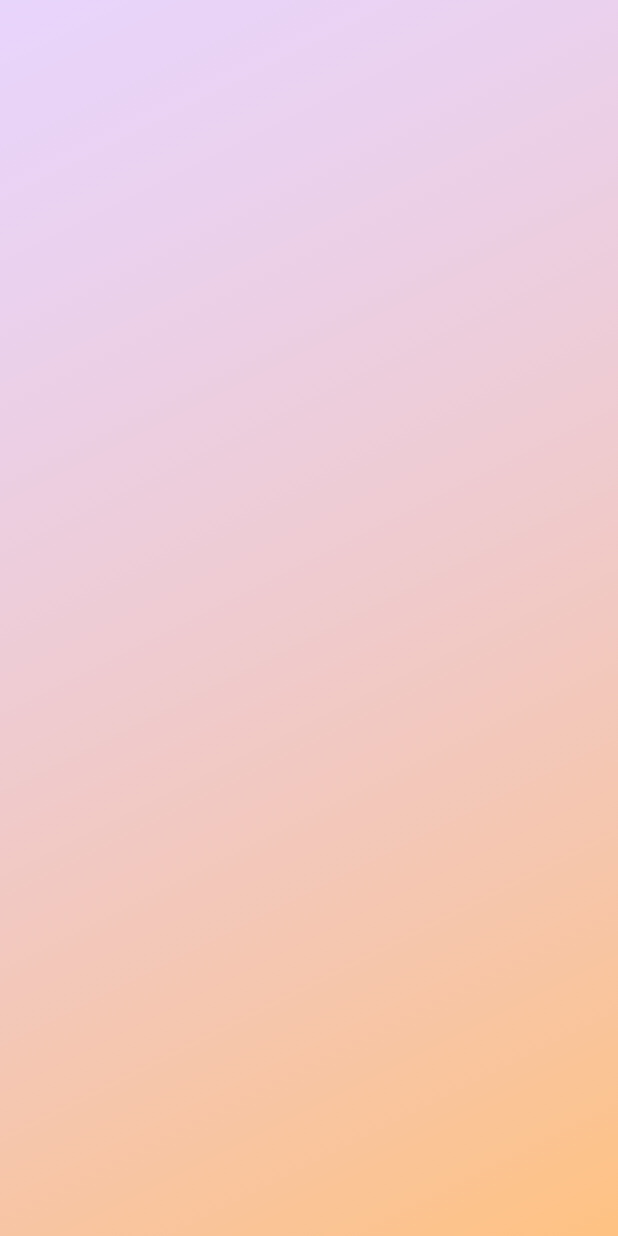
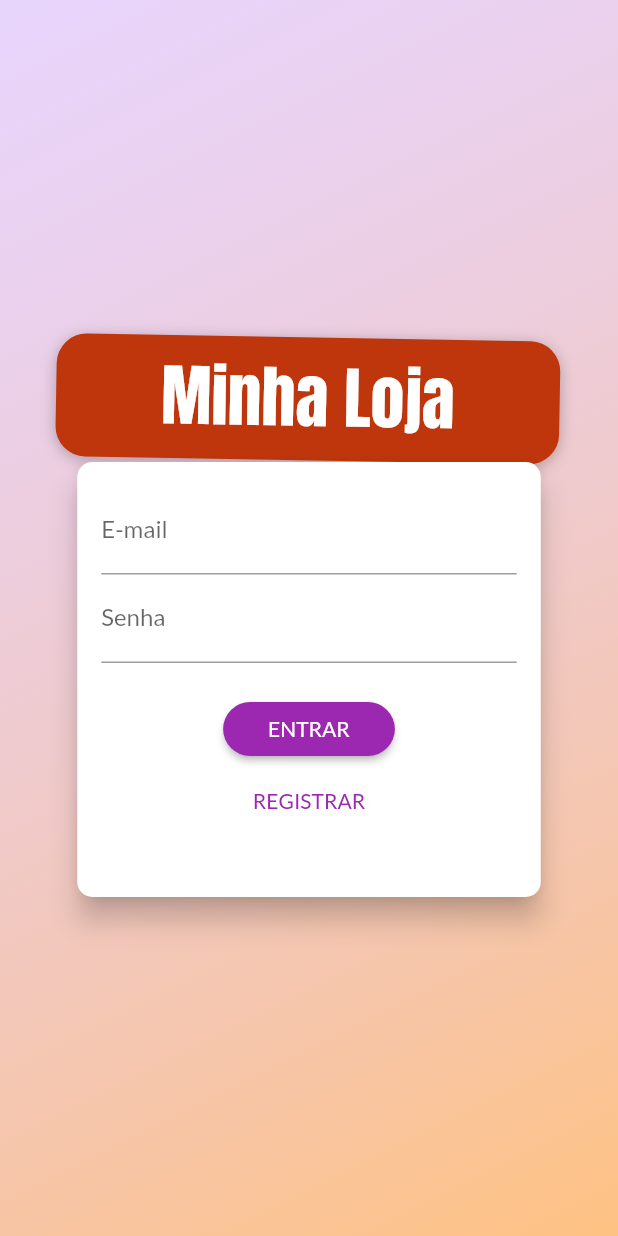
Before and after one commit to jcesarauj/my_shop, a Flutter app: the screen it shows after launch, on a phone screen of 412 x 824 dp. Run offline on Flutter 3.47's test engine with Material 2 defaults, Android fonts, the phone set to English and light mode, and no system bars.

Commit message:
Inclusão login com firebase

```diff
--- a/lib/main.dart
+++ b/lib/main.dart
@@ -1,5 +1,6 @@
 import 'package:flutter/material.dart';
 import 'package:provider/provider.dart';
+import 'package:shop/providers/auth.dart';
 import 'package:shop/providers/cart.dart';
 import 'package:shop/providers/orders.dart';
 import 'package:shop/providers/products.dart';
@@ -27,6 +28,9 @@ class MyApp extends StatelessWidget {
         ),
         ChangeNotifierProvider(
           create: (_) => new Orders(),
+        ),
+        ChangeNotifierProvider(
+          create: (_) => new Auth(),
         )
       ],
       child: MaterialApp(
--- /dev/null
+++ b/lib/views/auth-card.dart
@@ -0,0 +1,143 @@
+import 'package:flutter/material.dart';
+import 'package:provider/provider.dart';
+import 'package:shop/providers/auth.dart';
+
+enum AuthMode { SignUp, Login }
+
+class AuthCard extends StatefulWidget {
+  @override
+  _AuthCardState createState() => _AuthCardState();
+}
+
+class _AuthCardState extends State<AuthCard> {
+  GlobalKey<FormState> _form = GlobalKey();
+  bool _isLoading = false;
+  AuthMode _authMode = AuthMode.Login;
+  final Map<String, String> _authData = {'email': '', 'password': ''};
+  final _passwordController = TextEditingController();
+
+  Future<void> _submit() async {
+    if (!_form.currentState.validate()) {
+      return;
+    }
+
+    setState(() {
+      _isLoading = true;
+    });
+
+    _form.currentState.save();
+
+    Auth auth = Provider.of<Auth>(context, listen: false);
+
+    if (_authMode == AuthMode.Login) {
+      await auth.login(
+        _authData["email"],
+        _authData["password"],
+      );
+    } else {
+      await auth.signup(
+        _authData["email"],
+        _authData["password"],
+      );
+    }
+
+    setState(() {
+      _isLoading = false;
+    });
+  }
+
+  void _switchAuthMode() {
+    if (_authMode == AuthMode.Login) {
+      setState(() {
+        _authMode = AuthMode.SignUp;
+      });
+    } else {
+      setState(() {
+        _authMode = AuthMode.Login;
+      });
+    }
+  }
+
+  @override
+  Widget build(BuildContext context) {
+    final deviceSize = MediaQuery.of(context).size;
+    return Card(
+      elevation: 8.0,
+      shape: RoundedRectangleBorder(
+        borderRadius: BorderRadius.circular(10.0),
+      ),
+      child: Container(
+        margin: EdgeInsets.only(bottom: 20),
+        width: deviceSize.width * 0.75,
+        padding: EdgeInsets.all(16.0),
+        height: _authMode == AuthMode.Login ? 270 : 320,
+        child: Form(
+            key: _form,
+            child: Column(
+              children: <Widget>[
+                TextFormField(
+                  decoration: InputDecoration(labelText: 'E-mail'),
+                  keyboardType: TextInputType.emailAddress,
+                  validator: (value) {
+                    if (value.isEmpty || !value.contains('@')) {
+                      return 'Informe um e-mail válido';
+                    }
+                    return null;
+                  },
+                  onSaved: (value) => _authData['email'] = value,
+                ),
+                TextFormField(
+                  decoration: InputDecoration(labelText: 'Senha'),
+                  controller: _passwordController,
+                  obscureText: true,
+                  validator: (value) {
+                    if (value.isEmpty || value.length < 5) {
+                      return 'Informe uma senha válida';
+                    }
+                    return null;
+                  },
+                  onSaved: (value) => _authData['password'] = value,
+                ),
+                if (_authMode == AuthMode.SignUp)
+                  TextFormField(
+                      decoration: InputDecoration(labelText: 'Confirmar Senha'),
+                      obscureText: true,
+                      validator: _authMode == AuthMode.SignUp
+                          ? (value) {
+                              if (value != _passwordController.text) {
+                                return 'Senhas são diferentes';
+                              }
+                              return null;
+                            }
+                          : null),
+                SizedBox(
+                  height: 20,
+                ),
+                if (_isLoading)
+                  CircularProgressIndicator()
+                else
+                  RaisedButton(
+                    shape: RoundedRectangleBorder(
+                        borderRadius: BorderRadius.circular(30)),
+                    child: Text(
+                        _authMode == AuthMode.Login ? 'ENTRAR' : 'REGISTRAR'),
+                    color: Theme.of(context).primaryColor,
+                    textColor: Theme.of(context).primaryTextTheme.button.color,
+                    onPressed: _submit,
+                    padding: EdgeInsets.symmetric(
+                      horizontal: 30.0,
+                      vertical: 8.0,
+                    ),
+                  ),
+                FlatButton(
+                  onPressed: _switchAuthMode,
+                  child:
+                      Text(_authMode == AuthMode.Login ? 'REGISTRAR' : 'LOGIN'),
+                  textColor: Theme.of(context).primaryColor,
+                )
+              ],
+            )),
+      ),
+    );
+  }
+}
--- a/lib/views/auth-screen.dart
+++ b/lib/views/auth-screen.dart
@@ -1,4 +1,7 @@
+import 'dart:math';
+
 import 'package:flutter/material.dart';
+import 'package:shop/views/auth-card.dart';
 
 class AuthScreen extends StatelessWidget {
   @override
@@ -12,6 +15,41 @@ class AuthScreen extends StatelessWidget {
               Color.fromRGBO(215, 177, 255, 0.5),
               Color.fromRGBO(255, 188, 117, 0.9)
             ], begin: Alignment.topLeft, end: Alignment.bottomRight)),
+          ),
+          Container(
+            width: double.infinity,
+            child: Column(
+              mainAxisAlignment: MainAxisAlignment.center,
+              crossAxisAlignment: CrossAxisAlignment.center,
+              children: <Widget>[
+                Container(
+                  padding: EdgeInsets.symmetric(
+                    vertical: 8,
+                    horizontal: 70,
+                  ),
+                  transform: Matrix4.rotationZ(pi / 180),
+                  decoration: BoxDecoration(
+                    borderRadius: BorderRadius.circular(20),
+                    color: Colors.deepOrange.shade900,
+                    boxShadow: [
+                      BoxShadow(
+                          blurRadius: 8,
+                          color: Colors.black26,
+                          offset: Offset(0, 2))
+                    ],
+                  ),
+                  child: Text(
+                    'Minha Loja',
+                    style: TextStyle(
+                        color:
+                            Theme.of(context).accentTextTheme.headline6.color,
+                        fontSize: 45,
+                        fontFamily: 'Anton'),
+                  ),
+                ),
+                AuthCard()
+              ],
+            ),
           )
         ],
       ),
```
Also changed, not shown: lib/providers/auth.dart (added, +33 -0 lines).
